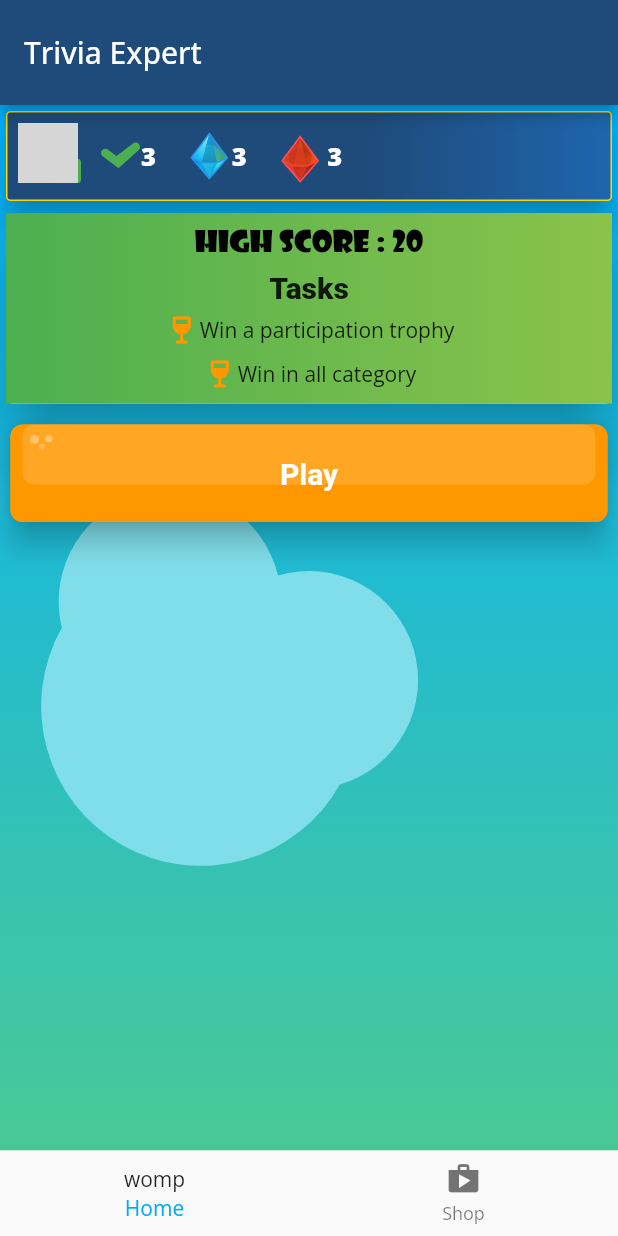
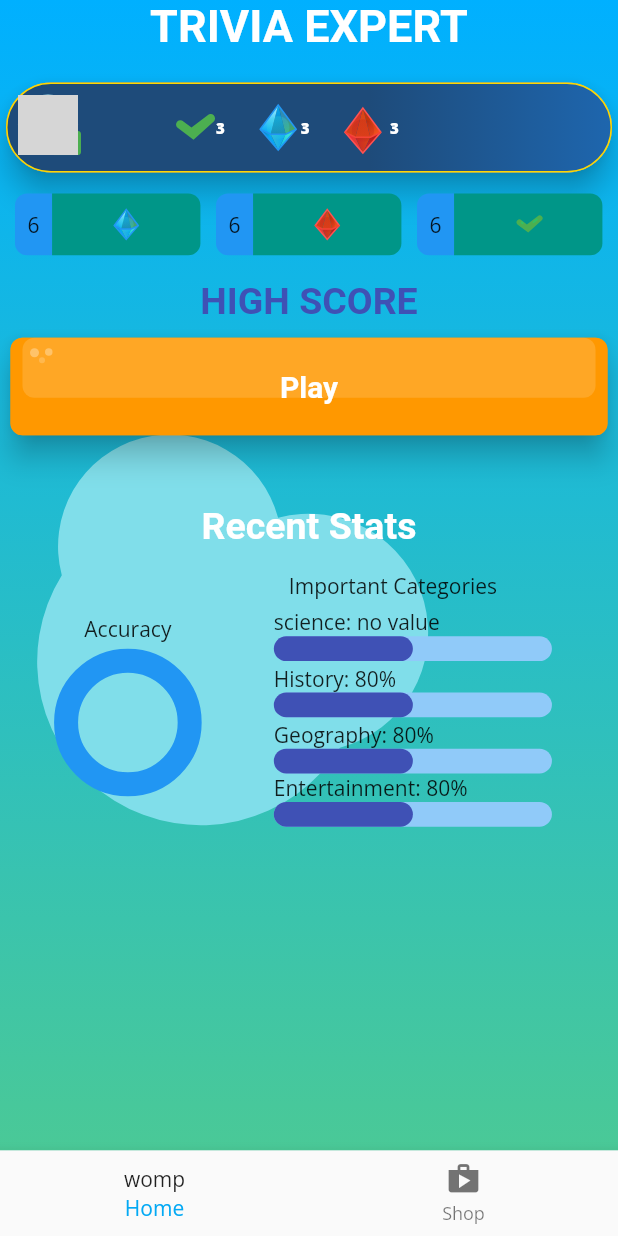
Before and after one commit to chibikes/trivia_expert_app, a Flutter app: the screen it shows once a user with an empty profile is signed in, on a phone screen of 412 x 824 dp. Run offline on Flutter 3.47's test engine with Material 2 defaults, Android fonts, the phone set to English and light mode, and no system bars; our stand-ins replace bloc, cloud_firestore, equatable, firebase_auth, firebase_core, firebase_storage and 13 more; missing offline and left inert: dart:ffi, pedantic; accounts and stored records are empty; network calls fail; Roboto replaces fonts that are missing (Aleo); grey boxes are pictures that could not be loaded.

Commit message:
update home page

```diff
--- a/lib/app.dart
+++ b/lib/app.dart
@@ -5,7 +5,6 @@ import 'package:flutter/material.dart';
 import 'package:flutter_bloc/flutter_bloc.dart';
 import 'package:trivia_expert_app/questions/bloc/question_bloc.dart';
 import 'package:trivia_expert_app/shop_cubit/shop_cubit.dart';
-import 'package:trivia_expert_app/shop_cubit/shop_state.dart';
 import 'package:trivia_expert_app/splash/view/splash_page.dart';
 import 'package:trivia_expert_app/theme.dart';
 import 'authentication/authentication.dart';
--- a/lib/consts.dart
+++ b/lib/consts.dart
@@ -5,3 +5,10 @@ const blueCrystalConsumableFifteen = 'blue_crystal_fifteen';
 const blueCrystalConsumableTwenty = 'blue_crystal_twenty';
 const blueCrystalConsumableTwentyFive = 'blue_crystal_twenty_five';
 const blueCrystalConsumableThirty = 'blue_crystal_thirty';
+
+// recent stats
+const accuracyStat = 'Accuracy';
+const scienceStat = 'Science';
+const historyStat = 'History';
+const geographyStat = 'Geography';
+const entertainmentStat = 'Entertainment';
--- /dev/null
+++ b/lib/file_storage.dart
@@ -0,0 +1,47 @@
+import 'package:shared_preferences/shared_preferences.dart';
+import 'package:trivia_expert_app/consts.dart';
+import 'package:trivia_expert_app/game_stats.dart';
+
+class FileStorage {
+  static SharedPreferences? _instance;
+
+  static Future<SharedPreferences> get instance async {
+    _instance ??= await SharedPreferences.getInstance();
+    return _instance!;
+  }
+}
+
+class RecentStats {
+  static Map<String, double?> recentStats = {
+    accuracyStat: FileStorage._instance?.getDouble(accuracyStat),
+    scienceStat: FileStorage._instance?.getDouble(scienceStat),
+    historyStat: FileStorage._instance?.getDouble(historyStat),
+    geographyStat: FileStorage._instance?.getDouble(geographyStat),
+    entertainmentStat: FileStorage._instance?.getDouble(entertainmentStat),
+  };
+  static void setRecentStats(double accuracy) async {
+    var gameStats = GameStats.gameStats;
+    var stats;
+    await FileStorage._instance?.setDouble('Accuracy', accuracy);
+    if (gameStats.containsKey(scienceStat)) {
+      stats = gameStats[scienceStat]!;
+      await FileStorage._instance
+          ?.setDouble(scienceStat, stats.score / stats.categoryFrequency);
+    }
+    if (gameStats.containsKey(historyStat)) {
+      stats = gameStats[historyStat]!;
+      await FileStorage._instance
+          ?.setDouble(historyStat, stats.score / stats.categoryFrequency);
+    }
+    if (gameStats.containsKey(geographyStat)) {
+      stats = gameStats[geographyStat]!;
+      await FileStorage._instance
+          ?.setDouble(historyStat, stats.score / stats.categoryFrequency);
+    }
+    if (gameStats.containsKey(entertainmentStat)) {
+      stats = gameStats[entertainmentStat]!;
+      await FileStorage._instance
+          ?.setDouble(historyStat, stats.score / stats.categoryFrequency);
+    }
+  }
+}
--- a/lib/game/single_player/finished_game_page/finished_game_page.dart
+++ b/lib/game/single_player/finished_game_page/finished_game_page.dart
@@ -10,6 +10,8 @@ import 'package:trivia_expert_app/gamestates/gamestates_bloc.dart';
 import 'package:trivia_expert_app/widgets/finished_game_card.dart';
 import 'package:trivia_expert_app/widgets/progress_indicator_widgets/roundrect_progress_indicator.dart';
 import 'package:flutter_bloc/flutter_bloc.dart';
+
+import '../../../file_storage.dart';
 
 class FinishedGamePage extends StatefulWidget {
   const FinishedGamePage({
@@ -202,6 +204,7 @@ class FinishedGamePageState extends State<FinishedGamePage> {
 
   @override
   void deactivate() {
+    RecentStats.setRecentStats(context.read<GameEndCubit>().state.proficiency/100);
     GameStats.gameStats.clear();
     // context.read<GameEndCubit>().close();
     super.deactivate();
--- a/lib/home/first_page/view/home_page.dart
+++ b/lib/home/first_page/view/home_page.dart
@@ -1,20 +1,19 @@
-import 'package:firebase_auth/firebase_auth.dart';
 import 'package:flutter/material.dart';
 import 'package:flutter_svg/svg.dart';
 import 'package:google_fonts/google_fonts.dart';
 import 'package:flutter_bloc/flutter_bloc.dart';
+import 'package:trivia_expert_app/consts.dart';
+import 'package:trivia_expert_app/file_storage.dart';
 import 'package:trivia_expert_app/game/game.dart';
-import 'package:trivia_expert_app/game/game_cubit/game_play_cubit.dart';
-import 'package:trivia_expert_app/game/single_player/online_single_player/view/game_page.dart';
-import 'package:trivia_expert_app/gamestates/gamestates_bloc.dart';
 import 'package:trivia_expert_app/home/first_page/cubit/first_page_cubit.dart';
 import 'package:trivia_expert_app/home/first_page/cubit/first_page_state.dart';
 import 'package:cloud_firestore/cloud_firestore.dart';
 import 'package:trivia_expert_app/home/first_page/profile_page/view/profile_page.dart';
 import 'package:trivia_expert_app/main_bloc/cubit/main_page_bloc.dart';
 import 'package:trivia_expert_app/widgets/game_widgets/red_life_crystal.dart';
+import 'package:trivia_expert_app/widgets/power_up_container.dart';
+import 'package:trivia_expert_app/widgets/progress_indicator_widgets/roundrect_progress_indicator.dart';
 import 'package:trivia_expert_app/widgets/widgets.dart';
-import 'package:repo_packages/src/models/gamestate.dart';
 
 class Home extends StatefulWidget {
   Home();
@@ -28,22 +27,24 @@ class Home extends StatefulWidget {
 class HomeState extends State<Home> with TickerProviderStateMixin {
   late AnimationController? _bounceController =
       AnimationController(vsync: this, duration: Duration(milliseconds: 200));
-  void gameSess(String id) {}
+  late AnimationController _circularProgressController = AnimationController(lowerBound: 0.0, upperBound: RecentStats.recentStats[accuracyStat] ?? 0.0, vsync: this, duration: Duration(seconds: 3),);
+  @override
+  void initState() {
+    _circularProgressController.addListener(() {
+      setState(() {
+
+      });
+    });
+    super.initState();
+  }
+
+  Future<void> startAnimation() async{
+    await Future.delayed(Duration(seconds: 5)).then((value) => _circularProgressController.forward());
+  }
 
   @override
   Widget build(BuildContext context) {
     return BlocBuilder<MainBloc, MainState>(builder: (context, state) {
-      List sessionIDs = [];
-      // if(state.gameStates.isEmpty) {
-      // state.gameStates.forEach((element) {
-      //   sessionIDs.add(element.sessionID);
-      // });
-      // }
-      // final Stream<QuerySnapshot> _gameStates = FirebaseFirestore.instance
-      //     .collection('gameStates')
-      //     .where('sessionID', arrayContains: sessionIDs)
-      //     .snapshots();
-
       switch (state.homeStatus) {
         case HomeStatus.failure_update:
           return Text('remove me later');
@@ -65,19 +66,23 @@ class HomeState extends State<Home> with TickerProviderStateMixin {
             ],
           );
         case HomeStatus.fetched:
+          var recentStats = RecentStats.recentStats;
+          startAnimation();
           return BlocListener<FirstPageCubit, FirstPageState>(
             listener: (context, state) {},
             child: ListView(
               // mainAxisSize: MainAxisSize.min,
               children: [
+                Center(child: Text('TRIVIA EXPERT', style: GoogleFonts.aBeeZee(color: Colors.white, fontSize: 30, fontWeight: FontWeight.bold),)),
+                SizedBox(height: 16.0,),
                 Card(
                   elevation: 8.0,
                   shape: RoundedRectangleBorder(
                       side: BorderSide(color: Color(0xffffd700)),
-                      borderRadius: BorderRadius.all(Radius.circular(3.0))),
+                      borderRadius: BorderRadius.all(Radius.circular(40.0))),
                   child: Container(
                     decoration: BoxDecoration(
-                      borderRadius: BorderRadius.circular(3.0),
+                      borderRadius: BorderRadius.circular(40.0),
                       gradient:
                           LinearGradient(begin: Alignment(0.2, 0.0), colors: [
                         Color(0xff1e4b7a),
@@ -131,6 +136,7 @@ class HomeState extends State<Home> with TickerProviderStateMixin {
                         //           color: Colors.white,
                         //           fontSize: 20)),
                         // ),
+                        SizedBox(width: 50.0,),
                         CheckMark(
                           height: 30,
                           width: 30,
@@ -141,7 +147,7 @@ class HomeState extends State<Home> with TickerProviderStateMixin {
                           style: TextStyle(
                               color: Colors.white,
                               fontWeight: FontWeight.w800,
-                              fontSize: 17.0),
+                              fontSize: 10.0),
                         ),
                         SizedBox(
                           width: 0.05 * MediaQuery.of(context).size.width,
@@ -155,7 +161,7 @@ class HomeState extends State<Home> with TickerProviderStateMixin {
                           style: TextStyle(
                               color: Colors.white,
                               fontWeight: FontWeight.w800,
-                              fontSize: 17.0),
+                              fontSize: 10.0),
                         ),
                         SizedBox(
                           width: 0.05 * MediaQuery.of(context).size.width,
@@ -174,73 +180,53 @@ class HomeState extends State<Home> with TickerProviderStateMixin {
                             style: TextStyle(
                                 color: Colors.white,
                                 fontWeight: FontWeight.w800,
-                                fontSize: 17.0),
+                                fontSize: 10.0),
                           ),
                         ),
                       ],
                     ),
                   ),
                 ),
-                SizedBox(
-                  width: MediaQuery.of(context).size.width,
-                  child: Card(
-                    elevation: 16.0,
-                    // color: Colors.cyan,
-                    child: Container(
-                      decoration: BoxDecoration(
-                        gradient: LinearGradient(
-                          colors: [Colors.green, Colors.lightGreen],
-                        ),
+                SizedBox(height: 10.0,),
+                Padding(
+                  padding: const EdgeInsets.only(left: 10.0),
+                  child: Row(
+                    children: [
+                      Expanded(
+                        child: PowerUpContainer(
+                          powerUpQty: '6',powerUpIcon: Column(
+                          mainAxisAlignment: MainAxisAlignment.center,
+                          crossAxisAlignment: CrossAxisAlignment.center,
+                          children: [
+                            BlueCrystal(height: 20, width: 20,),
+                          ],
+                        ), height: 0.05 * MediaQuery.of(context).size.height, width: 0.30 * MediaQuery.of(context).size.width,),
                       ),
-                      child: Padding(
-                        padding: const EdgeInsets.all(8.0),
-                        child: Column(
+                      Expanded(
+                        child: PowerUpContainer(
+                          powerUpQty: '6',powerUpIcon: Column(
+                          mainAxisAlignment: MainAxisAlignment.center,
+                          crossAxisAlignment: CrossAxisAlignment.center,
                           children: [
-                            Text('HIGH SCORE : 20',
-                                style: TextStyle(
-                                    fontFamily: 'ShowCardGothic',
-                                    color: Colors.black,
-                                    fontSize: 20)),
-                            SizedBox(
-                              height: 5.0,
-                            ),
-                            Text(
-                              'Tasks',
-                              style: GoogleFonts.aleo(
-                                  fontSize: 20, fontWeight: FontWeight.w900),
-                            ),
-                            SizedBox(
-                              height: 5,
-                            ),
-                            Row(
-                              mainAxisAlignment: MainAxisAlignment.center,
-                              children: [
-                                Icon(
-                                  Icons.wine_bar_rounded,
-                                  color: Colors.orange,
-                                ),
-                                Text('Win a participation trophy'),
-                              ],
-                            ),
-                            SizedBox(
-                              height: 5,
-                            ),
-                            Row(
-                              mainAxisAlignment: MainAxisAlignment.center,
-                              children: [
-                                Icon(
-                                  Icons.wine_bar_rounded,
-                                  color: Colors.orange,
-                                ),
-                                Text('Win in all category')
-                              ],
-                            )
+                            RedLifeCrystal(height: 20, width: 20,),
                           ],
-                        ),
+                        ), height: 0.05 * MediaQuery.of(context).size.height, width: 0.30 * MediaQuery.of(context).size.width,),
                       ),
-                    ),
+                      Expanded(
+                        child: PowerUpContainer(
+                          powerUpQty: '6',powerUpIcon: Column(
+                          mainAxisAlignment: MainAxisAlignment.center,
+                          crossAxisAlignment: CrossAxisAlignment.center,
+                          children: [
+                            CheckMark(height: 20, width: 20,),
+                          ],
+                        ), height: 0.05 * MediaQuery.of(context).size.height, width: 0.30 * MediaQuery.of(context).size.width,),
+                      ),
+                    ],
                   ),
                 ),
+                SizedBox(height: 16.0),
+                Center(child: Text('HIGH SCORE', style: GoogleFonts.gothicA1(color: Colors.indigo, fontSize: 25, fontWeight: FontWeight.bold),),),
                 SizedBox(
                   height: 10.0,
                 ),
@@ -265,6 +251,92 @@ class HomeState extends State<Home> with TickerProviderStateMixin {
                     ),
                   ),
                 ),
+                SizedBox(height: 30.0,),
+                Padding(
+                  padding: const EdgeInsets.all(16.0),
+                  child: Column(
+                    children: [
+                      Text('Recent Stats', style: GoogleFonts.gothicA1(color: Colors.white, fontSize: 25, fontWeight: FontWeight.bold),),
+                      SizedBox(height: 16.0,),
+                      Row(
+                        mainAxisAlignment: MainAxisAlignment.spaceAround,
+                        children: [
+                          Column(
+                            children: [
+                              Text('Accuracy'),
+                              SizedBox(height: 12.0,),
+                              SizedBox(
+                                width: 0.20 * MediaQuery.of(context).size.width,
+                                height: 0.10 * MediaQuery.of(context).size.height,
+                                child: CircularProgressIndicator(
+                                  strokeWidth: 16.0,
+                                  value: _circularProgressController.value,
+                                  // value: Tween<double>(begin: 0.0, end: 0.8).animate(CurvedAnimation(parent: _circularProgressController, curve: Curves.bounceOut)).value,
+                                  valueColor: AlwaysStoppedAnimation<Color>(Colors.orange),
+                                  backgroundColor: Colors.blue,
+                                ),
+                              ),
+                            ],
+                          ),
+                          Column(
+                            crossAxisAlignment: CrossAxisAlignment.start,
+                            children: [
+                              Row(
+                                children: [
+                                  SizedBox(width: 10.0,),
+                                  Text('Important Categories'),
+                                ],
+                              ),
+                              SizedBox(height: 5.0,),
+                              Align(child: Text(recentStats[scienceStat] == null ? 'science: no value' : 'science: ${recentStats[scienceStat]! * 100}'), alignment: Alignment.centerLeft,),
+                              SizedBox(
+                                width: 0.45 * MediaQuery.of(context).size.width,
+                                height: 0.02 * MediaQuery.of(context).size.height,
+                                child: RoundRectIndicator(
+                                  value: 0.5,
+                                  radius: 15.0,
+                                  valueColor: AlwaysStoppedAnimation<Color>(Colors.indigo),
+                                ),
+                              ),
+                              SizedBox(height: 2.0,),
+                              Align(child: Text('History: 80%'), alignment: Alignment.centerLeft,),
+                              SizedBox(
+                                width: 0.45 * MediaQuery.of(context).size.width,
+                                height: 0.02 * MediaQuery.of(context).size.height,
+                                child: RoundRectIndicator(
+                                  value: 0.5,
+                                  radius: 15.0,
+                                  valueColor: AlwaysStoppedAnimation<Color>(Colors.indigo),
+                                ),
+                              ),
+                              SizedBox(height: 2.0,),
+                              Align(child: Text('Geography: 80%'), alignment: Alignment.centerLeft,),
+                              SizedBox(
+                                width: 0.45 * MediaQuery.of(context).size.width,
+                                height: 0.02 * MediaQuery.of(context).size.height,
+                                child: RoundRectIndicator(
+                                  value: 0.5,
+                                  radius: 15.0,
+                                  valueColor: AlwaysStoppedAnimation<Color>(Colors.indigo),
+                                ),
+                              ),
+                              Align(child: Text('Entertainment: 80%'), alignment: Alignment.centerLeft,),
+                              SizedBox(
+                                width: 0.45 * MediaQuery.of(context).size.width,
+                                height: 0.02 * MediaQuery.of(context).size.height,
+                                child: RoundRectIndicator(
+                                  value: 0.5,
+                                  radius: 15.0,
+                                  valueColor: AlwaysStoppedAnimation<Color>(Colors.indigo),
+                                ),
+                              ),
+                            ],
+                          ),
+                        ],
+                      ),
+                    ],
+                  ),
+                ),
               ],
             ),
           );
@@ -274,8 +346,3 @@ class HomeState extends State<Home> with TickerProviderStateMixin {
     });
   }
 }
-
-// SizedBox(
-// width: 5,
-// ),
-// BubbleButton(),
--- a/lib/home/tabbed_pages/tabbed_pages.dart
+++ b/lib/home/tabbed_pages/tabbed_pages.dart
@@ -41,12 +41,6 @@ class _TabbedState extends State<HomePage> {
   @override
   Widget build(BuildContext context) {
     return Scaffold(
-        // backgroundColor: Colors.white,
-        appBar: AppBar(
-          toolbarHeight: 70,
-          backgroundColor: Color(0xff1e4b7a),
-          title: const Text('Trivia Expert'),
-        ),
         body: MainPageContainer(
           child: RepositoryProvider.value(
             value: widget.userRepository,
--- a/lib/main.dart
+++ b/lib/main.dart
@@ -7,6 +7,7 @@ import 'package:flutter/widgets.dart';
 import 'package:firebase_core/firebase_core.dart';
 import 'package:path/path.dart';
 import 'package:repo_packages/repo_packakges.dart';
+import 'package:trivia_expert_app/file_storage.dart';
 import 'package:trivia_expert_app/questions/models/question.dart';
 import 'app.dart';
 import 'main_models/questions.dart';
@@ -14,6 +15,7 @@ import 'main_models/questions.dart';
 void main() async {
   WidgetsFlutterBinding.ensureInitialized();
   await Firebase.initializeApp();
+  await FileStorage.instance;
   EquatableConfig.stringify = kDebugMode;
   runApp(App(authenticationRepository: AuthenticationRepository()));
   // HttpOverrides.global = new MyHttpOverrides();
--- a/lib/widgets/crystal_page_card.dart
+++ b/lib/widgets/crystal_page_card.dart
@@ -1,5 +1,6 @@
 import 'package:flutter/material.dart';
 import 'package:flutter_bloc/flutter_bloc.dart';
+import 'package:trivia_expert_app/file_storage.dart';
 import 'package:trivia_expert_app/home/shop_page.dart';
 import 'package:trivia_expert_app/main_models/purchase_product.dart';
 import 'package:trivia_expert_app/shop_cubit/shop_cubit.dart';
--- /dev/null
+++ b/lib/widgets/power_up_container.dart
@@ -0,0 +1,40 @@
+import 'package:flutter/cupertino.dart';
+import 'package:flutter/material.dart';
+
+class PowerUpContainer extends StatelessWidget {
+  final double height;
+  final double width;
+  final String powerUpQty;
+  final Widget powerUpIcon;
+
+  const PowerUpContainer({Key? key, this.height = 0, this.width = 0, this.powerUpQty = '', required this.powerUpIcon}) : super(key: key);
+  @override
+  Widget build(BuildContext context) {
+    // TODO: implement build
+    return Row(
+      children: [
+        Container(
+          height: height,
+          width: 0.20 * width,
+          decoration: BoxDecoration(
+            color: Colors.blue,
+            borderRadius: BorderRadius.only(topLeft: Radius.circular(8.0), bottomLeft: Radius.circular(8.0)),
+            border: Border(),
+          ),
+          child: Center(child: Text(powerUpQty)),
+        ),
+        Container(
+          height: height,
+          width: 0.80 * width,
+          decoration: BoxDecoration(
+            color: Colors.teal,
+            borderRadius: BorderRadius.only(topRight: Radius.circular(8.0), bottomRight: Radius.circular(8.0)),
+            border: Border(),
+          ),
+          child: powerUpIcon,
+        ),
+      ],
+    );
+  }
+
+}
```
